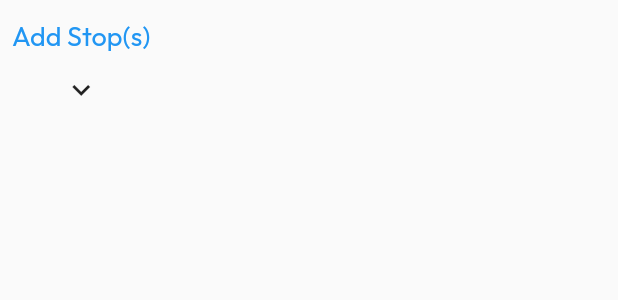
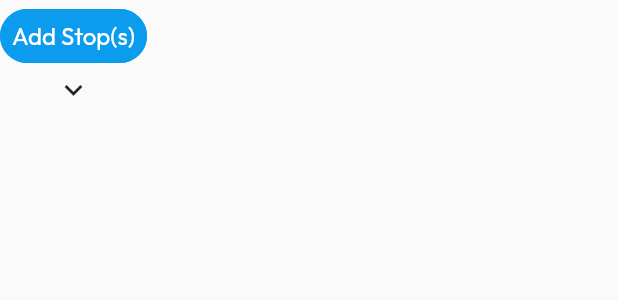
Before and after one commit to McFadden-S/BicycleTripPlanner, a Flutter app: the IntermediateSearchList widget shown alone on an empty page, opened directly, on a phone screen of 412 x 824 dp. Shown: the top 300 px of the screen. Run offline on Flutter 3.47's test engine with Material 2 defaults, Android fonts, the phone set to English and light mode, and no system bars; our stand-ins replace dio, firebase_core, flutter_dotenv, flutter_html, flutter_spinkit, geolocator and 1 more; missing offline and left inert: flutter_polyline_points, geolocator_web; accounts and stored records are empty; network calls fail.

Commit message:
Update IntermediateSearchList.dart
Add styling for IntermediateSearchList

```diff
--- a/bicycle_trip_planner/lib/widgets/IntermediateSearchList.dart
+++ b/bicycle_trip_planner/lib/widgets/IntermediateSearchList.dart
@@ -61,8 +61,24 @@ class _IntermediateSearchListState extends State<IntermediateSearchList> {
         child: Column(
             children: [
               TextButton(
-                child: const Text("Add Stop(s)"),
+                child: const Text(
+                  'Add Stop(s)',
+                  style: TextStyle(
+                    fontFamily: 'Outfit',
+                    fontSize: 16.0,
+                    color: Colors.white,
+                  ),
+                ),
                 onPressed: () => {addStopWidget()},
+                style: ButtonStyle(
+                  backgroundColor: MaterialStateProperty.all<Color>(Color.fromRGBO(12, 156, 238, 1.0)),
+                  shape: MaterialStateProperty.all<RoundedRectangleBorder>(
+                    RoundedRectangleBorder(
+                        borderRadius: BorderRadius.circular(30.0),
+                        side: BorderSide(color: Color.fromRGBO(12, 156, 238, 1.0))
+                    ),
+                  ),
+                ),
               ),
               if(isShowingIntermediate)
                 LimitedBox(
```
